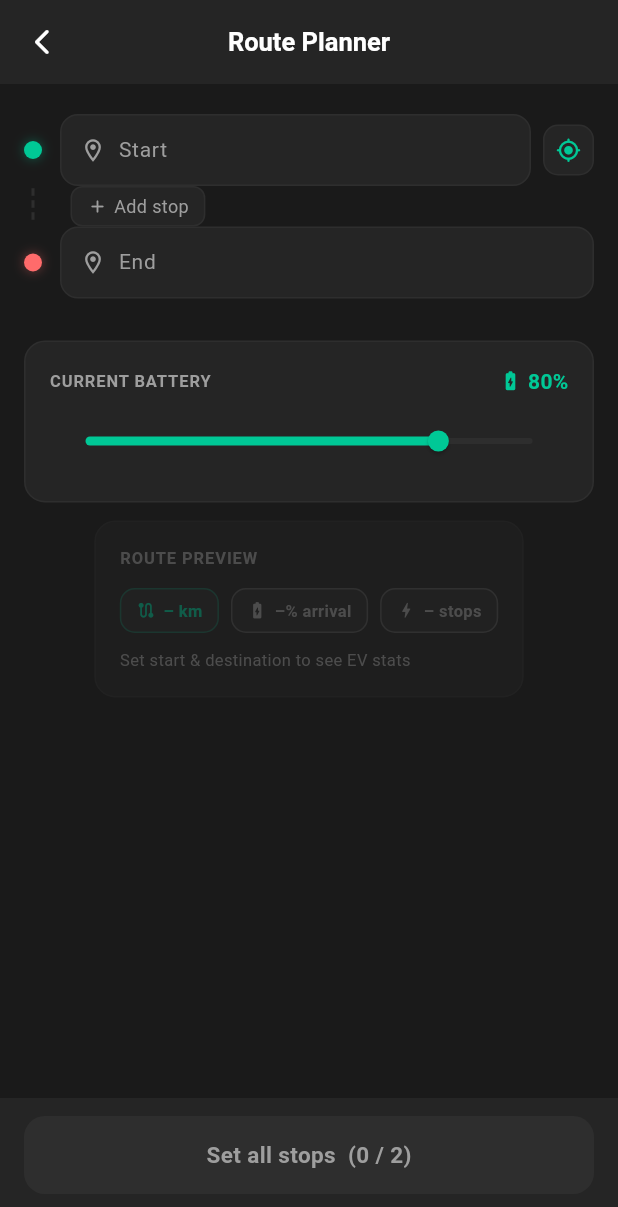
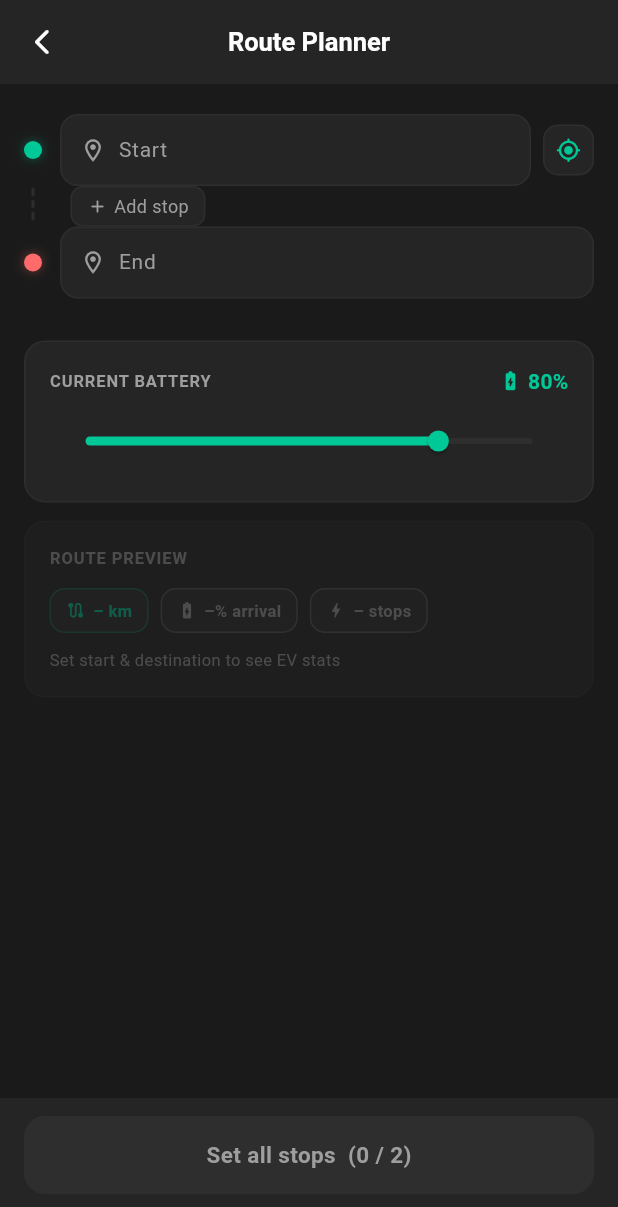
Before and after one commit to experto44/ev_charger_app, a Flutter app: the screen it shows after launch, after a tap on the "alt route" icon, on a phone screen of 412 x 824 dp. Shown: the top 1207 px of the screen. Run offline on Flutter 3.47's test engine with Material 3 defaults, Android fonts, the phone set to English and light mode, and no system bars; our stand-ins replace flutter_map, geolocator, latlong2, shared_preferences; network calls fail.

Commit message:
UI enhancements: road-distance fix, Plan & Go button, Georgia map focus
Distance calculation:
- Apply 1.25x road-distance multiplier to straight-line haversine in
  Route Planner stats so displayed km matches Google Maps output
  (typical Georgian road detour factor: 1.20-1.30x)

Route Preview alignment:
- Add width: double.infinity to _RoutePreviewStats container so it
  always fills the same pixel width as the _BatterySlider block above it

Plan & Go button on station cards:
- Add onPlanAndGo callback threading through _StationCarousel -> _StationCard
- Replace single Navigate button with Navigate | Plan & Go dual-button row
- Plan & Go opens Route Planner pre-filled with the station as destination
- Navigate retains direct Google Maps coordinate launch behaviour
- Add _pushRoutePlannerTo() helper (no sheet-pop side effect) used by carousel

Map styling and Georgia focus:
- Switch tile provider from CartoDB Dark Matter to Stadia Alidade Smooth Dark
  for significantly better road, river, and terrain contrast
- Add PolygonLayer with a world-minus-Georgia hole polygon (52% black dim)
  so the country of Georgia stays at full tile brightness while neighbouring
  territories are visually de-emphasised
- Add 1.8px emerald border ring tracing Georgia country outline

Co-Authored-By: Claude Sonnet 4.6 <noreply@anthropic.com>

```diff
--- a/lib/main.dart
+++ b/lib/main.dart
@@ -30,6 +30,43 @@ const _textSec   = Color(0xFF9E9E9E);
 
 // Fallback centre used only when GPS is unavailable
 const _tbilisi = LatLng(41.7151, 44.8271);
+
+// ── Georgia map-focus polygons ────────────────────────────────────────────────
+// Simplified but accurate clockwise border trace used for the dim-overlay and
+// the emerald border highlight.  Abkhazia / S.Ossetia lines follow the
+// de-facto administrative boundary for display purposes.
+const _georgiaOutline = <LatLng>[
+  LatLng(41.535, 41.475), // Sarpi – Turkey / Black Sea SW
+  LatLng(41.470, 41.770), // Batumi area
+  LatLng(41.275, 42.335), // Turkey border continues SE
+  LatLng(41.120, 42.785), // Ardahan / Artvin border
+  LatLng(41.060, 43.130), // Armenia border begins (W)
+  LatLng(41.250, 43.545), // Armenia border N
+  LatLng(41.290, 43.880), // Armenia / Azerbaijan triple border
+  LatLng(41.385, 44.840), // Tbilisi south
+  LatLng(41.540, 45.655), // Alazani valley SE
+  LatLng(41.875, 46.740), // Lagodekhi – Azerbaijan NE corner
+  LatLng(42.375, 46.230), // Kakheti E
+  LatLng(42.685, 45.615), // Kakheti NE – Dedoplistskaro
+  LatLng(43.545, 44.985), // Kazbegi / Stepantsminda
+  LatLng(43.590, 44.465), // Russia N border (E segment)
+  LatLng(43.525, 43.595), // Russia N border (mid)
+  LatLng(43.385, 42.455), // Russia N border (Racha)
+  LatLng(43.315, 41.995), // Svaneti NW
+  LatLng(43.065, 41.545), // Abkhazia de-facto border
+  LatLng(42.820, 41.095), // Abkhazia coast
+  LatLng(42.375, 40.315), // Black Sea coast
+  LatLng(41.535, 41.475), // close polygon
+];
+
+// World rectangle that wraps the entire map — used as the outer ring of the
+// dimming polygon so everything *outside* Georgia is darkened.
+const _worldRect = <LatLng>[
+  LatLng(-85.0, -180.0),
+  LatLng( 85.0, -180.0),
+  LatLng( 85.0,  180.0),
+  LatLng(-85.0,  180.0),
+];
 
 // Cloud data source — weekly-synced GitHub Gist
 const _kGistUrl =
@@ -184,8 +221,8 @@ class _MapScreenState extends State<MapScreen> {
     );
   }
 
-  Future<void> _openRoutePlannerTo(Station destination) async {
-    if (mounted) { Navigator.pop(context); } // close the sheet
+  // Shared push — no sheet-pop side-effect (used by carousel "Plan & Go").
+  Future<void> _pushRoutePlannerTo(Station destination) async {
     await Navigator.push<void>(
       context,
       MaterialPageRoute(
@@ -196,6 +233,12 @@ class _MapScreenState extends State<MapScreen> {
         ),
       ),
     );
+  }
+
+  // Called from bottom-sheet "Get Directions" — pops the sheet first.
+  Future<void> _openRoutePlannerTo(Station destination) async {
+    if (mounted) { Navigator.pop(context); }
+    await _pushRoutePlannerTo(destination);
   }
 
   void _onSearchChanged(String query) {
@@ -251,14 +294,36 @@ class _MapScreenState extends State<MapScreen> {
               onMapReady: _initLocation,
             ),
             children: [
+              // Stadia Alidade Smooth Dark — significantly better road and
+              // terrain contrast than CartoDB Dark Matter while keeping the
+              // premium dark aesthetic.
               TileLayer(
-                urlTemplate: 'https://{s}.basemaps.cartocdn.com/dark_all/{z}/{x}/{y}{r}.png',
-                subdomains: const ['a', 'b', 'c', 'd'],
+                urlTemplate: 'https://tiles.stadiamaps.com/tiles/alidade_smooth_dark/{z}/{x}/{y}.png',
                 userAgentPackageName: 'com.example.ev_charger_app',
-                retinaMode: false,
-                maxNativeZoom: 18,
+                maxNativeZoom: 20,
                 keepBuffer: 0,
                 panBuffer: 0,
+              ),
+              // ── Georgia focus overlay ─────────────────────────────────────
+              // 1. Dimming vignette: darkens everything outside Georgia while
+              //    leaving the country at full tile brightness.
+              // 2. Emerald border ring: subtle country outline glow.
+              PolygonLayer(
+                polygons: [
+                  Polygon(
+                    points: _worldRect,
+                    holePointsList: [_georgiaOutline],
+                    color: Colors.black.withOpacity(0.52),
+                    borderStrokeWidth: 0,
+                    borderColor: Colors.transparent,
+                  ),
+                  Polygon(
+                    points: _georgiaOutline,
+                    color: Colors.transparent,
+                    borderStrokeWidth: 1.8,
+                    borderColor: _emerald.withOpacity(0.42),
+                  ),
+                ],
               ),
               // Station dots — tappable
               MarkerLayer(
@@ -404,7 +469,10 @@ class _MapScreenState extends State<MapScreen> {
                       ),
                     ),
                   )
-                : _StationCarousel(stations: stations),
+                : _StationCarousel(
+                    stations:    stations,
+                    onPlanAndGo: _pushRoutePlannerTo,
+                  ),
           ),
         ],
       ),
@@ -589,8 +657,12 @@ class _IconBtn extends StatelessWidget {
 
 // ── Station carousel ──────────────────────────────────────────────────────────
 class _StationCarousel extends StatelessWidget {
-  const _StationCarousel({required this.stations});
-  final List<Station> stations;
+  const _StationCarousel({
+    required this.stations,
+    this.onPlanAndGo,
+  });
+  final List<Station>           stations;
+  final void Function(Station)? onPlanAndGo;
 
   @override
   Widget build(BuildContext context) {
@@ -613,13 +685,18 @@ class _StationCarousel extends StatelessWidget {
       ),
       padding: const EdgeInsets.only(top: 32, bottom: 24),
       child: SizedBox(
-        height: 195,
+        height: 210, // slightly taller to accommodate two-button row
         child: ListView.separated(
           scrollDirection: Axis.horizontal,
           padding: const EdgeInsets.symmetric(horizontal: 16),
           itemCount: stations.length,
           separatorBuilder: (_, __) => const SizedBox(width: 12),
-          itemBuilder: (_, i) => _StationCard(stations[i]),
+          itemBuilder: (_, i) => _StationCard(
+            stations[i],
+            onPlanAndGo: onPlanAndGo != null
+                ? () => onPlanAndGo!(stations[i])
+                : null,
+          ),
         ),
       ),
     );
@@ -628,8 +705,9 @@ class _StationCarousel extends StatelessWidget {
 
 // ── Station card ──────────────────────────────────────────────────────────────
 class _StationCard extends StatelessWidget {
-  const _StationCard(this.s);
-  final Station s;
+  const _StationCard(this.s, {this.onPlanAndGo});
+  final Station      s;
+  final VoidCallback? onPlanAndGo;
 
   Color get _statusColor {
     if (s.available == 0) { return _textSec; }
@@ -698,22 +776,58 @@ class _StationCard extends StatelessWidget {
             const Icon(Icons.bolt, color: _emerald, size: 16),
           ]),
           const SizedBox(height: 10),
-          GestureDetector(
+          // ── Navigate  |  Plan & Go ────────────────────────────────────────
+          Row(children: [
+            // Navigate — opens Google Maps directly at charger coordinates
+            Expanded(
+              child: GestureDetector(
                 onTap: () => _navigate(s.lat, s.lng),
                 child: Container(
                   height: 32,
-              decoration: BoxDecoration(color: _emerald, borderRadius: BorderRadius.circular(9)),
+                  decoration: BoxDecoration(
+                    color: _emerald,
+                    borderRadius: BorderRadius.circular(9),
+                  ),
                   child: const Row(
                     mainAxisAlignment: MainAxisAlignment.center,
                     children: [
-                  Icon(Icons.navigation_rounded, color: Colors.black, size: 14),
-                  SizedBox(width: 5),
+                      Icon(Icons.navigation_rounded, color: Colors.black, size: 13),
+                      SizedBox(width: 4),
                       Text('Navigate',
-                      style: TextStyle(color: Colors.black, fontSize: 12, fontWeight: FontWeight.w700)),
+                          style: TextStyle(
+                              color: Colors.black, fontSize: 11,
+                              fontWeight: FontWeight.w700)),
                     ],
                   ),
                 ),
               ),
+            ),
+            const SizedBox(width: 6),
+            // Plan & Go — opens Route Planner pre-filled with this station
+            Expanded(
+              child: GestureDetector(
+                onTap: onPlanAndGo,
+                child: Container(
+                  height: 32,
+                  decoration: BoxDecoration(
+                    borderRadius: BorderRadius.circular(9),
+                    border: Border.all(color: _emerald, width: 1.5),
+                  ),
+                  child: const Row(
+                    mainAxisAlignment: MainAxisAlignment.center,
+                    children: [
+                      Icon(Icons.alt_route_rounded, color: _emerald, size: 13),
+                      SizedBox(width: 4),
+                      Text('Plan & Go',
+                          style: TextStyle(
+                              color: _emerald, fontSize: 11,
+                              fontWeight: FontWeight.w700)),
+                    ],
+                  ),
+                ),
+              ),
+            ),
+          ]),
         ],
       ),
     );
--- a/lib/route_planner_screen.dart
+++ b/lib/route_planner_screen.dart
@@ -134,6 +134,9 @@ class _RoutePlannerScreenState extends State<RoutePlannerScreen> {
   }
 
   // ── Haversine chain across all resolved stops ─────────────────────────────
+  // A 1.25× road-distance multiplier converts straight-line km to an estimate
+  // that closely matches real driving distance shown by Google Maps.
+  // (Average detour factor for Georgian roads ≈ 1.20–1.30.)
   double get _totalDistanceKm {
     double total = 0;
     for (int i = 0; i < _stops.length - 1; i++) {
@@ -141,7 +144,7 @@ class _RoutePlannerScreenState extends State<RoutePlannerScreen> {
       final b = _stops[i + 1].coords;
       if (a != null && b != null) { total += _haversine(a, b); }
     }
-    return total;
+    return total * 1.25; // road-distance estimate
   }
 
   // ── Real-time EV preview (updates as slider moves) ───────────────────────
@@ -487,6 +490,9 @@ class _RoutePreviewStats extends StatelessWidget {
       opacity: hasRoute ? 1.0 : 0.38,
       duration: const Duration(milliseconds: 250),
       child: Container(
+        // Explicit full-width so this block is always the same size as
+        // the _BatterySlider container directly above it.
+        width: double.infinity,
         padding: const EdgeInsets.all(16),
         decoration: BoxDecoration(
           color: _bgCard,
```
Lines whose indentation alone changed are shown as unchanged.
